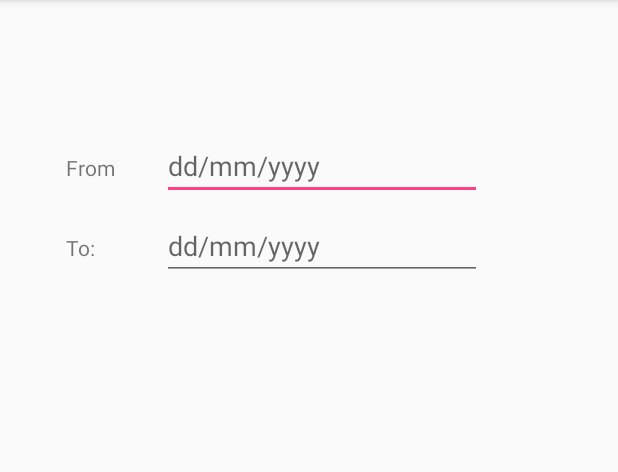
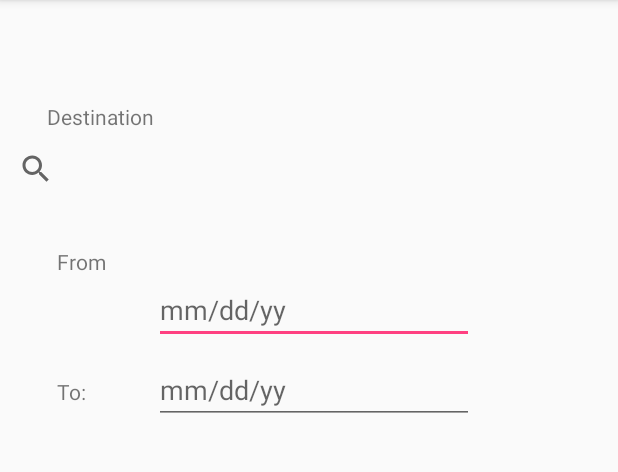
Before and after one commit to dmsqls0427k/TravelMate, an Android app: the AddTripActivity screen opened directly, with no data from a screen before it, on a phone screen of 412 x 824 dp, the part 84-556 px from its top. Run offline under Robolectric (Android 15) with nearby library versions, the phone set to English and light mode, and no system bars.

```diff
--- a/app/src/main/res/layout/activity_add_trip.xml
+++ b/app/src/main/res/layout/activity_add_trip.xml
@@ -10,11 +10,11 @@
         android:id="@+id/text_from"
         android:layout_width="wrap_content"
         android:layout_height="wrap_content"
-        android:layout_marginLeft="44dp"
-        android:layout_marginStart="44dp"
-        android:layout_marginTop="102dp"
+        android:layout_marginLeft="38dp"
+        android:layout_marginStart="38dp"
+        android:layout_marginTop="77dp"
         android:text="From"
-        android:layout_alignParentTop="true"
+        android:layout_below="@+id/text_destination"
         android:layout_alignParentLeft="true"
         android:layout_alignParentStart="true" />
 
@@ -32,15 +32,14 @@
         android:id="@+id/edit_from"
         android:layout_width="wrap_content"
         android:layout_height="wrap_content"
-        android:layout_alignBaseline="@+id/text_from"
-        android:layout_alignBottom="@+id/text_from"
-        android:layout_marginLeft="31dp"
-        android:layout_marginStart="31dp"
-        android:layout_toEndOf="@+id/text_from"
-        android:layout_toRightOf="@+id/text_from"
+        android:layout_marginLeft="32dp"
+        android:layout_marginStart="32dp"
         android:ems="10"
         android:inputType="date"
-        android:hint="dd/mm/yyyy"/>
+        android:hint="mm/dd/yy"
+        android:layout_below="@+id/text_from"
+        android:layout_toRightOf="@+id/text_from"
+        android:layout_toEndOf="@+id/text_from" />
 
     <EditText
         android:id="@+id/edit_to"
@@ -52,6 +51,23 @@
         android:layout_alignStart="@+id/edit_from"
         android:ems="10"
         android:inputType="date"
-        android:hint="dd/mm/yyyy"/>
+        android:hint="mm/dd/yy"/>
+
+    <TextView
+        android:id="@+id/text_destination"
+        android:layout_width="wrap_content"
+        android:layout_height="wrap_content"
+        android:text="Destination"
+        android:layout_marginTop="68dp"
+        android:layout_alignParentTop="true"
+        android:layout_toLeftOf="@+id/edit_to"
+        android:layout_toStartOf="@+id/edit_to" />
+
+    <SearchView
+        android:layout_width="match_parent"
+        android:layout_height="match_parent"
+        android:layout_above="@+id/edit_from"
+        android:layout_marginBottom="46dp"
+        android:layout_below="@+id/text_destination" />
 
 </RelativeLayout>
```
Also changed, not shown: app/src/main/java/com/example/hyun/triptap/AddTripActivity.java (+53 -0 lines).
